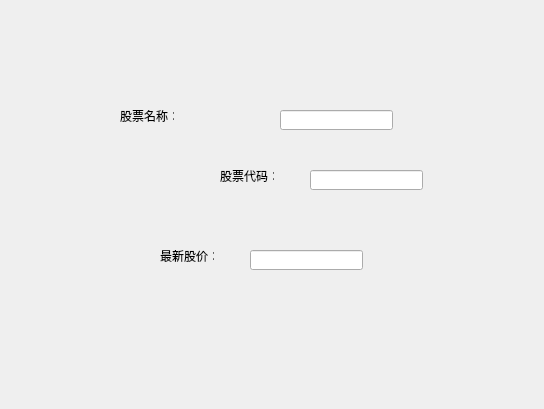
First picture: the form in UI/JKNewStockCodeWgt.ui, repository Mr-WangJin/StockTool, before the edit.
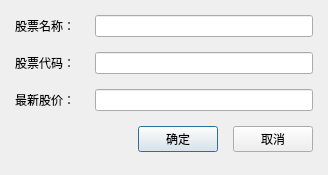
Second picture: the form after the edit.

Commit message: 修改界面

The edit to the form file:
```diff
--- a/UI/JKNewStockCodeWgt.ui
+++ b/UI/JKNewStockCodeWgt.ui
@@ -6,82 +6,109 @@
    <rect>
     <x>0</x>
     <y>0</y>
-    <width>544</width>
-    <height>409</height>
+    <width>328</width>
+    <height>175</height>
    </rect>
   </property>
   <property name="windowTitle">
    <string>Dialog</string>
   </property>
-  <widget class="QLabel" name="label">
-   <property name="geometry">
-    <rect>
-     <x>120</x>
-     <y>110</y>
-     <width>54</width>
-     <height>12</height>
-    </rect>
+  <layout class="QFormLayout" name="formLayout">
+   <property name="sizeConstraint">
+    <enum>QLayout::SetDefaultConstraint</enum>
    </property>
-   <property name="text">
-    <string>股票名称：</string>
+   <property name="fieldGrowthPolicy">
+    <enum>QFormLayout::ExpandingFieldsGrow</enum>
    </property>
-  </widget>
-  <widget class="QLabel" name="label_2">
-   <property name="geometry">
-    <rect>
-     <x>220</x>
-     <y>170</y>
-     <width>54</width>
-     <height>12</height>
-    </rect>
+   <property name="rowWrapPolicy">
+    <enum>QFormLayout::DontWrapRows</enum>
    </property>
-   <property name="text">
-    <string>股票代码：</string>
+   <property name="labelAlignment">
+    <set>Qt::AlignCenter</set>
    </property>
-  </widget>
-  <widget class="QLineEdit" name="lineEdit">
-   <property name="geometry">
-    <rect>
-     <x>280</x>
-     <y>110</y>
-     <width>113</width>
-     <height>20</height>
-    </rect>
+   <property name="formAlignment">
+    <set>Qt::AlignHCenter|Qt::AlignTop</set>
    </property>
-  </widget>
-  <widget class="QLineEdit" name="lineEdit_2">
-   <property name="geometry">
-    <rect>
-     <x>310</x>
-     <y>170</y>
-     <width>113</width>
-     <height>20</height>
-    </rect>
+   <property name="horizontalSpacing">
+    <number>20</number>
    </property>
-  </widget>
-  <widget class="QLabel" name="label_3">
-   <property name="geometry">
-    <rect>
-     <x>160</x>
-     <y>250</y>
-     <width>54</width>
-     <height>12</height>
-    </rect>
+   <property name="verticalSpacing">
+    <number>15</number>
    </property>
-   <property name="text">
-    <string>最新股价：</string>
+   <property name="leftMargin">
+    <number>15</number>
    </property>
-  </widget>
-  <widget class="QLineEdit" name="lineEdit_3">
-   <property name="geometry">
-    <rect>
-     <x>250</x>
-     <y>250</y>
-     <width>113</width>
-     <height>20</height>
-    </rect>
+   <property name="topMargin">
+    <number>15</number>
    </property>
-  </widget>
+   <property name="rightMargin">
+    <number>15</number>
+   </property>
+   <item row="0" column="0">
+    <widget class="QLabel" name="label">
+     <property name="text">
+      <string>股票名称：</string>
+     </property>
+    </widget>
+   </item>
+   <item row="0" column="1">
+    <widget class="QLineEdit" name="lEdtName"/>
+   </item>
+   <item row="1" column="0">
+    <widget class="QLabel" name="label_2">
+     <property name="text">
+      <string>股票代码：</string>
+     </property>
+    </widget>
+   </item>
+   <item row="1" column="1">
+    <widget class="QLineEdit" name="lEdtCode"/>
+   </item>
+   <item row="2" column="0">
+    <widget class="QLabel" name="label_3">
+     <property name="text">
+      <string>最新股价：</string>
+     </property>
+    </widget>
+   </item>
+   <item row="2" column="1">
+    <widget class="QLineEdit" name="lEdtLatestPrice"/>
+   </item>
+   <item row="3" column="0" colspan="2">
+    <layout class="QHBoxLayout" name="horizontalLayout">
+     <property name="spacing">
+      <number>15</number>
+     </property>
+     <item>
+      <spacer name="horizontalSpacer">
+       <property name="orientation">
+        <enum>Qt::Horizontal</enum>
+       </property>
+       <property name="sizeHint" stdset="0">
+        <size>
+         <width>40</width>
+         <height>20</height>
+        </size>
+       </property>
+      </spacer>
+     </item>
+     <item>
+      <widget class="QPushButton" name="pushButton">
+       <property name="text">
+        <string>确定</string>
+       </property>
+      </widget>
+     </item>
+     <item>
+      <widget class="QPushButton" name="pushButton_2">
+       <property name="text">
+        <string>取消</string>
+       </property>
+      </widget>
+     </item>
+    </layout>
+   </item>
+  </layout>
  </widget>
  <resources/>
  <connections/>
```
Left out of the diff: 8 changed lines with no effect on the pictures.
